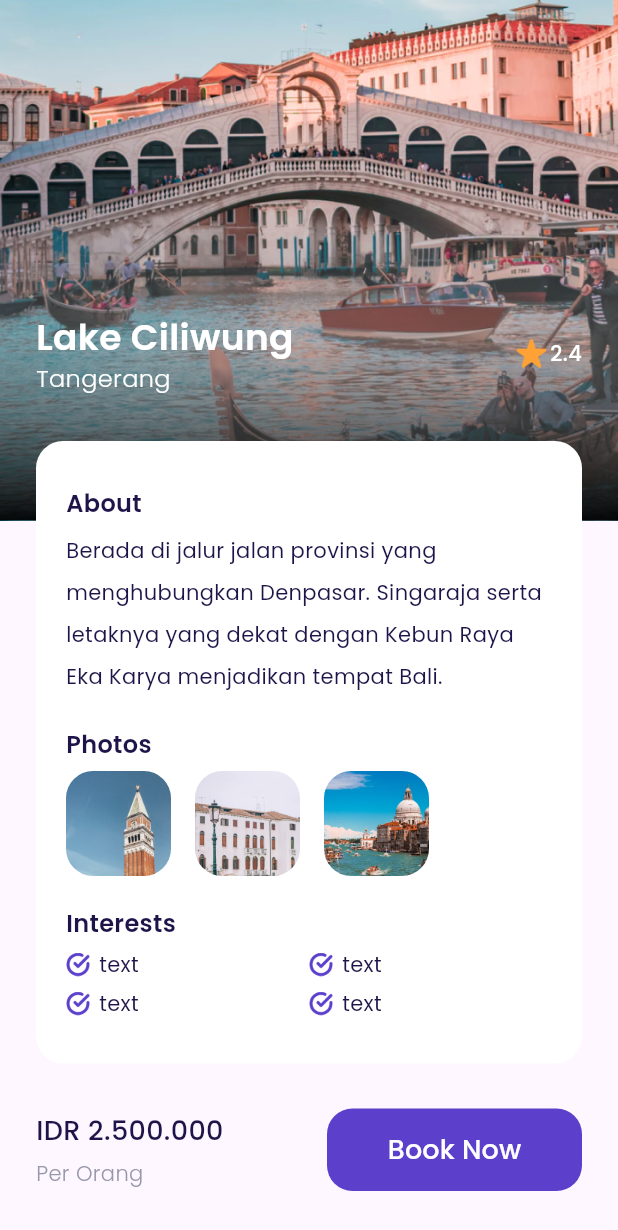
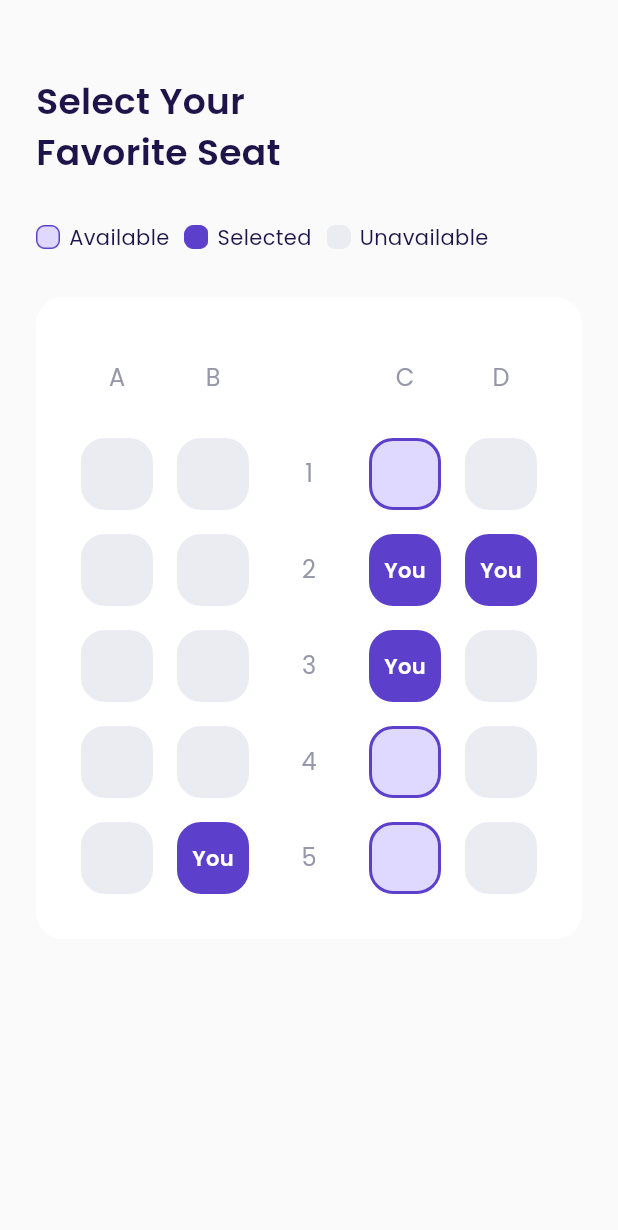
Before and after one commit to ahmadkabi/Airplane, a Flutter app: the DetailPage screen opened directly, scrolled down 103 dp, after a tap on "Book Now", on a phone screen of 412 x 824 dp. Shown: the top 1230 px of the screen. Run offline on Flutter 3.47's test engine with Material 3 defaults, Android fonts, the phone set to English and light mode, and no system bars; our stand-ins replace google_fonts.

Commit message:
UI Slicing : Choose Seat

```diff
--- /dev/null
+++ b/lib/ui/pages/choose_seat_page.dart
@@ -0,0 +1,280 @@
+import 'package:airplane/shared/theme.dart';
+import 'package:airplane/ui/widgets/seat_item.dart';
+import 'package:flutter/cupertino.dart';
+import 'package:flutter/material.dart';
+
+class ChooseSeatPage extends StatelessWidget {
+  const ChooseSeatPage({super.key});
+
+  @override
+  Widget build(BuildContext context) {
+    Widget title() {
+      return Container(
+        margin: EdgeInsets.only(top: 50),
+        child: Text(
+          'Select Your\nFavorite Seat',
+          style: blackTextStyle.copyWith(
+            fontSize: 24,
+            fontWeight: semiBold,
+          ),
+        ),
+      );
+    }
+
+    Widget seatStatus() {
+      return Container(
+        margin: EdgeInsets.only(top: 30),
+        child: Row(
+          children: [
+            //Note: Available
+            Container(
+              height: 16,
+              width: 16,
+              margin: EdgeInsets.only(right: 6),
+              decoration: BoxDecoration(
+                image: DecorationImage(
+                  image: AssetImage('assets/icon_available.png'),
+                ),
+              ),
+            ),
+            Text(
+              'Available',
+              style: blackTextStyle,
+            ),
+            //Note: Selected
+            Container(
+              height: 16,
+              width: 16,
+              margin: EdgeInsets.only(left: 10, right: 6),
+              decoration: BoxDecoration(
+                image: DecorationImage(
+                  image: AssetImage('assets/icon_selected.png'),
+                ),
+              ),
+            ),
+            Text(
+              'Selected',
+              style: blackTextStyle,
+            ),
+            //Note: Unavailable
+            Container(
+              height: 16,
+              width: 16,
+              margin: EdgeInsets.only(left: 10, right: 6),
+              decoration: BoxDecoration(
+                image: DecorationImage(
+                  image: AssetImage('assets/icon_unavailable.png'),
+                ),
+              ),
+            ),
+            Text(
+              'Unavailable',
+              style: blackTextStyle,
+            ),
+          ],
+        ),
+      );
+    }
+
+    Widget selectSeat() {
+      return Container(
+        width: double.infinity,
+        margin: EdgeInsets.only(top: 30),
+        padding: EdgeInsets.symmetric(
+          vertical: 30,
+          horizontal: 22,
+        ),
+        decoration: BoxDecoration(
+          borderRadius: BorderRadius.circular(18),
+          color: kWhiteColor,
+        ),
+        child: Column(
+          children: [
+            /** Note: Seat Indicator */
+            Row(
+              mainAxisAlignment: MainAxisAlignment.spaceAround,
+              children: [
+                Container(
+                  height: 48,
+                  width: 48,
+                  child: Center(
+                    child: Text(
+                      'A',
+                      style: greyTextStyle.copyWith(fontSize: 16),
+                    ),
+                  ),
+                ),
+                Container(
+                  height: 48,
+                  width: 48,
+                  child: Center(
+                    child: Text(
+                      'B',
+                      style: greyTextStyle.copyWith(fontSize: 16),
+                    ),
+                  ),
+                ),
+                Container(
+                  height: 48,
+                  width: 48,
+                  child: Center(
+                    child: Text(
+                      '',
+                      style: greyTextStyle.copyWith(fontSize: 16),
+                    ),
+                  ),
+                ),
+                Container(
+                  height: 48,
+                  width: 48,
+                  child: Center(
+                    child: Text(
+                      'C',
+                      style: greyTextStyle.copyWith(fontSize: 16),
+                    ),
+                  ),
+                ),
+                Container(
+                  height: 48,
+                  width: 48,
+                  child: Center(
+                    child: Text(
+                      'D',
+                      style: greyTextStyle.copyWith(fontSize: 16),
+                    ),
+                  ),
+                ),
+              ],
+            ),
+
+            /** Note: Seats*/
+            SizedBox(
+              height: 16,
+            ),
+            Row(
+              mainAxisAlignment: MainAxisAlignment.spaceAround,
+              children: [
+                SeatItem(state: 2),
+                SeatItem(state: 2),
+                Container(
+                  height: 48,
+                  width: 48,
+                  child: Center(
+                    child: Text(
+                      '1',
+                      style: greyTextStyle.copyWith(fontSize: 16),
+                    ),
+                  ),
+                ),
+                SeatItem(state: 0),
+                SeatItem(state: 2),
+              ],
+            ),
+            SizedBox(
+              height: 16,
+            ),
+            Row(
+              mainAxisAlignment: MainAxisAlignment.spaceAround,
+              children: [
+                SeatItem(state: 2),
+                SeatItem(state: 2),
+                Container(
+                  height: 48,
+                  width: 48,
+                  child: Center(
+                    child: Text(
+                      '2',
+                      style: greyTextStyle.copyWith(fontSize: 16),
+                    ),
+                  ),
+                ),
+                SeatItem(state: 1),
+                SeatItem(state: 1),
+              ],
+            ),
+            SizedBox(
+              height: 16,
+            ),
+            Row(
+              mainAxisAlignment: MainAxisAlignment.spaceAround,
+              children: [
+                SeatItem(state: 2),
+                SeatItem(state: 2),
+                Container(
+                  height: 48,
+                  width: 48,
+                  child: Center(
+                    child: Text(
+                      '3',
+                      style: greyTextStyle.copyWith(fontSize: 16),
+                    ),
+                  ),
+                ),
+                SeatItem(state: 1),
+                SeatItem(state: 2),
+              ],
+            ),
+            SizedBox(
+              height: 16,
+            ),
+            Row(
+              mainAxisAlignment: MainAxisAlignment.spaceAround,
+              children: [
+                SeatItem(state: 2),
+                SeatItem(state: 2),
+                Container(
+                  height: 48,
+                  width: 48,
+                  child: Center(
+                    child: Text(
+                      '4',
+                      style: greyTextStyle.copyWith(fontSize: 16),
+                    ),
+                  ),
+                ),
+                SeatItem(state: 0),
+                SeatItem(state: 2),
+              ],
+            ),
+            SizedBox(
+              height: 16,
+            ),
+            Row(
+              mainAxisAlignment: MainAxisAlignment.spaceAround,
+              children: [
+                SeatItem(state: 2),
+                SeatItem(state: 1),
+                Container(
+                  height: 48,
+                  width: 48,
+                  child: Center(
+                    child: Text(
+                      '5',
+                      style: greyTextStyle.copyWith(fontSize: 16),
+                    ),
+                  ),
+                ),
+                SeatItem(state: 0),
+                SeatItem(state: 2),
+              ],
+            ),
+          ],
+        ),
+      );
+    }
+
+    return Scaffold(
+      backgroundColor: kBackgroundColor,
+      body: ListView(
+        padding: EdgeInsets.symmetric(
+          horizontal: 24,
+        ),
+        children: [
+          title(),
+          seatStatus(),
+          selectSeat(),
+        ],
+      ),
+    );
+  }
+}
--- a/lib/ui/pages/detail_page.dart
+++ b/lib/ui/pages/detail_page.dart
@@ -1,3 +1,4 @@
+import 'package:airplane/ui/pages/choose_seat_page.dart';
 import 'package:airplane/ui/widgets/custom_button.dart';
 import 'package:airplane/ui/widgets/interest_item.dart';
 import 'package:airplane/ui/widgets/photo_item.dart';
@@ -223,8 +224,18 @@ class DetailPage extends StatelessWidget {
                   ),
 
                   /** Note: Book Button*/
-                  CustomButton(title: 'Book Now', onPressed: () {}, width: 170,)
-
+                  CustomButton(
+                    title: 'Book Now',
+                    onPressed: () {
+                      Navigator.push(
+                        context,
+                        MaterialPageRoute(
+                          builder: (context) => ChooseSeatPage(),
+                        ),
+                      );
+                    },
+                    width: 170,
+                  )
                 ],
               ),
             )
--- /dev/null
+++ b/lib/ui/widgets/seat_item.dart
@@ -0,0 +1,74 @@
+import 'package:flutter/material.dart';
+
+import '../../shared/theme.dart';
+
+class SeatItem extends StatelessWidget {
+  /// NOTE
+  ///   0 == available
+  ///   1 == selected
+  ///   2 == unavailable
+  ///
+  final int state;
+
+  const SeatItem({super.key, required this.state});
+
+  @override
+  Widget build(BuildContext context) {
+    backgroundColor() {
+      switch (state) {
+        case 0:
+          return kAvailableColor;
+        case 1:
+          return kPrimaryColor;
+        case 2:
+          return kUnavailableColor;
+        default:
+          return kUnavailableColor;
+      }
+    }
+
+    borderColor() {
+      switch (state) {
+        case 0:
+          return kPrimaryColor;
+        case 1:
+          return kPrimaryColor;
+        case 2:
+          return kUnavailableColor;
+        default:
+          return kUnavailableColor;
+      }
+    }
+
+    child() {
+      switch (state) {
+        case 0:
+          return SizedBox();
+        case 1:
+          return Center(
+            child: Text(
+              'You',
+              style: whiteTextStyle.copyWith(fontWeight: semiBold),
+            ),
+          );
+        case 2:
+          return SizedBox();
+        default:
+          return SizedBox();
+      }
+    }
+
+    return Container(
+        height: 48,
+        width: 48,
+        decoration: BoxDecoration(
+          borderRadius: BorderRadius.circular(16),
+          color: backgroundColor(),
+          border: Border.all(
+            color: borderColor(),
+            width: 2,
+          ),
+        ),
+        child: child());
+  }
+}
```
